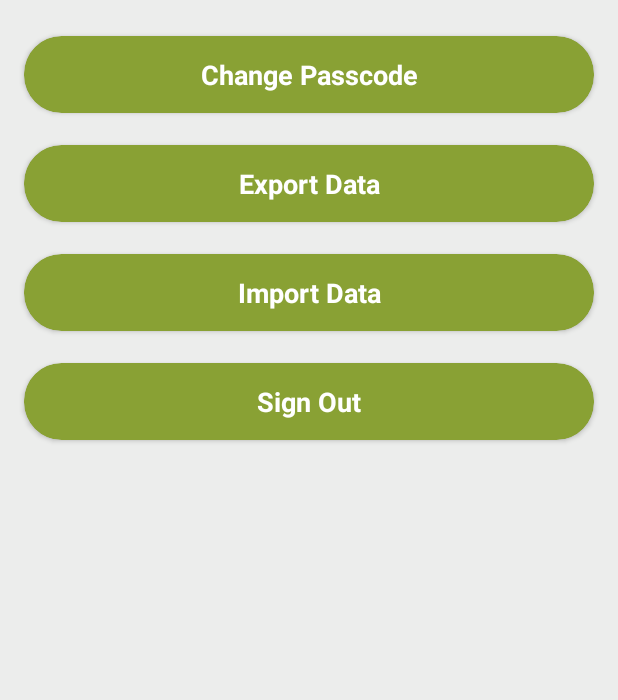
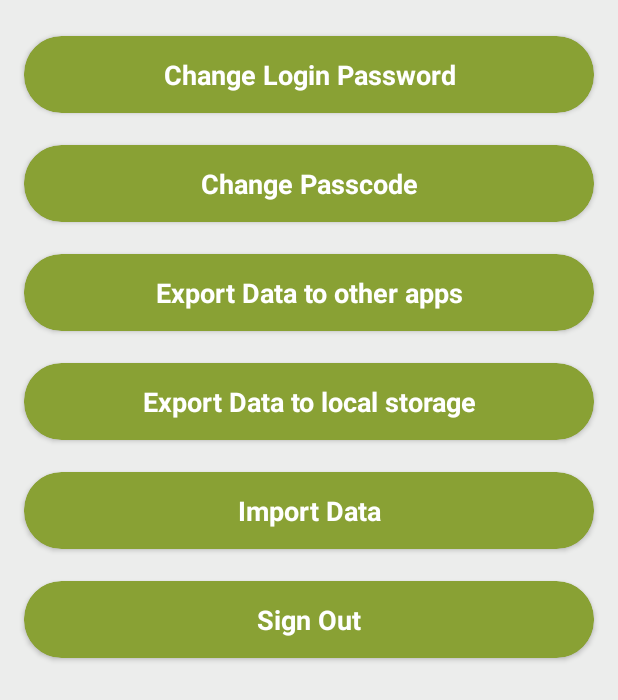
Before and after one commit to ballidaku/MyWallet, an Android app: the fragment SettingFragment shown on its own in the app's theme, on a phone screen of 412 x 824 dp. Shown: the top 700 px of the screen. Run offline under Robolectric (Android 15) with nearby library versions, the phone set to English and light mode, and no system bars; our stand-ins replace Firebase (no records; nobody signed in at launch, a user with empty details on screens opened directly), data binding, sdp/ssp sizes; Roboto replaces fonts that are not available here.

Commit message:
28/06/2018

```diff
--- a/app/src/main/AndroidManifest.xml
+++ b/app/src/main/AndroidManifest.xml
@@ -4,6 +4,7 @@
 
 
     <uses-permission android:name="android.permission.READ_EXTERNAL_STORAGE"/>
+    <uses-permission android:name="android.permission.WRITE_EXTERNAL_STORAGE"/>
 
     <application
         android:name=".commonClasses.MyApplication"
--- a/app/src/main/java/ballidaku/mywallet/commonClasses/CommonDialogs.java
+++ b/app/src/main/java/ballidaku/mywallet/commonClasses/CommonDialogs.java
@@ -41,7 +41,7 @@ public class CommonDialogs
     }
 
 
-    private void dismissDialog()
+    public void dismissDialog()
     {
         if (dialog != null && dialog.isShowing())
         {
--- a/app/src/main/java/ballidaku/mywallet/commonClasses/MyConstant.java
+++ b/app/src/main/java/ballidaku/mywallet/commonClasses/MyConstant.java
@@ -87,6 +87,8 @@ public class MyConstant {
     public static final String CONFIRM_PIN_AFTER_CHANGE="confirm_pin_after_change";
 
     public static final String GET_ALL = "get_all";
+    public static final String EXPORT_TO_OTHER_APPS = "export_to_other_apps";
+    public static final String EXPORT_TO_EXTERNAL_STORAGE = "export_to_external_storage";
 
 
     public static final int ADD_DETAILS_RESPONSE = 3316;
@@ -94,4 +96,6 @@ public class MyConstant {
     public static final int UPDATE_OTHER_DETAILS_RESPONSE = 3318;
     public static final int PICKFILE_REQUEST_CODE = 3319;
     public static final int READ_FILE_REQUEST = 3320;
+    public static final int WRITE_FILE_REQUEST = 3321;
+    public static final int REQUEST_CODE_OPEN_DIRECTORY = 3322;
 }
--- a/app/src/main/java/ballidaku/mywallet/frontScreens/LoginActivity.java
+++ b/app/src/main/java/ballidaku/mywallet/frontScreens/LoginActivity.java
@@ -40,7 +40,7 @@ public class LoginActivity extends AppCompatActivity
         mAuth = FirebaseAuth.getInstance();
 
         activityLoginBinding.imageViewPasswordShowHide.setTag(false);
-        MyClickHandlers handlers = new MyClickHandlers(this);
+        MyClickHandlers handlers = new MyClickHandlers(context);
         activityLoginBinding.setHandlers(handlers);
     }
 
--- a/app/src/main/java/ballidaku/mywallet/mainScreens/fragments/SettingFragment.java
+++ b/app/src/main/java/ballidaku/mywallet/mainScreens/fragments/SettingFragment.java
@@ -11,6 +11,8 @@ import android.view.LayoutInflater;
 import android.view.View;
 import android.view.ViewGroup;
 
+import com.google.firebase.auth.FirebaseAuth;
+
 import ballidaku.mywallet.R;
 import ballidaku.mywallet.commonClasses.CommonDialogs;
 import ballidaku.mywallet.commonClasses.CommonMethods;
@@ -21,7 +23,7 @@ import ballidaku.mywallet.frontScreens.LoginActivity;
 import ballidaku.mywallet.mPin.activity.MPINActivity;
 import ballidaku.mywallet.mainScreens.activities.MainActivity;
 
-public class SettingFragment extends Fragment implements View.OnClickListener
+public class SettingFragment extends Fragment
 {
 
     View view = null;
@@ -29,6 +31,7 @@ public class SettingFragment extends Fragment implements View.OnClickListener
     Context context;
 
     FragmentSettingBinding fragmentSettingBinding;
+    FirebaseAuth mAuth;
 
 
     @Override
@@ -48,42 +51,71 @@ public class SettingFragment extends Fragment implements View.OnClickListener
 
     public void setUpViews()
     {
-        fragmentSettingBinding.cardViewChangeMPIN.setOnClickListener(this);
-        fragmentSettingBinding.cardViewExportData.setOnClickListener(this);
-        fragmentSettingBinding.cardViewImportData.setOnClickListener(this);
-        fragmentSettingBinding.cardViewSignOut.setOnClickListener(this);
+        mAuth = FirebaseAuth.getInstance();
+
+        MyClickHandlers handlers = new MyClickHandlers(context);
+        fragmentSettingBinding.setHandlers(handlers);
     }
 
-    @Override
-    public void onClick(View v)
+    public class MyClickHandlers
     {
-        switch (v.getId())
+        Context context;
+
+        MyClickHandlers(Context context)
         {
-            case R.id.cardViewChangeMPIN:
+            this.context = context;
+        }
 
+        public void onChangeLoginPasswordClicked(View view)
+        {
+            CommonDialogs.getInstance().progressDialog(context);
+            mAuth.sendPasswordResetEmail(MySharedPreference.getInstance().getUserEmail(context))
+                    .addOnCompleteListener(task ->
+                    {
+                        CommonDialogs.getInstance().dismissDialog();
+                        if (task.isSuccessful())
+                        {
+                            CommonDialogs.getInstance().showMessageDialog(context, getString(R.string.email_reset));
+                        }
+                        else
+                        {
+                            CommonDialogs.getInstance().showMessageDialog(context, getString(R.string.retry_again));
+                        }
+                    });
+
+        }
+
+        public void onChangePasscodeClicked(View view)
+        {
             Intent intent = new Intent(context, MPINActivity.class);
             intent.putExtra(MyConstant.MPIN, MyConstant.CHANGE_MPIN);
             startActivity(intent);
             ((MainActivity) context).overridePendingTransition(R.anim.slide_in_left, R.anim.slide_out_left);
+        }
 
-                break;
+        public void onExportDataToOtherClicked(View view)
+        {
+            CommonMethods.getInstance().getAllDatabaseData(context,MyConstant.EXPORT_TO_OTHER_APPS,null);
+        }
 
+        public void onExportDataToLocalStorageClicked(View view)
+        {
+            String[] permission = {Manifest.permission.WRITE_EXTERNAL_STORAGE};
+            ((MainActivity) context).requestAppPermissions(permission, R.string.permission, MyConstant.WRITE_FILE_REQUEST);
+        }
 
-            case R.id.cardViewExportData:
-                CommonMethods.getInstance().getAllDatabaseData(context);
-                break;
-
-
-            case R.id.cardViewImportData:
+        public void onImportDataClicked(View view)
+        {
             CommonDialogs.getInstance().showImportAlertDialog(context, () ->
             {
                 String[] permission = {Manifest.permission.READ_EXTERNAL_STORAGE};
                 ((MainActivity) context).requestAppPermissions(permission, R.string.permission, MyConstant.READ_FILE_REQUEST);
             });
-                break;
+        }
 
-            case R.id.cardViewSignOut:
 
+        public void onSignOutClicked(View view)
+        {
             MySharedPreference.getInstance().clearUserID(context);
             MySharedPreference.getInstance().clearMPIN(context);
 
@@ -92,8 +124,7 @@ public class SettingFragment extends Fragment implements View.OnClickListener
             startActivity(intentSignOut);
             ((MainActivity) context).overridePendingTransition(R.anim.slide_in_left, R.anim.slide_out_left);
             ((MainActivity) context).finish();
+        }
 
-                break;
     }
 }
-}
--- a/app/src/main/res/layout/fragment_setting.xml
+++ b/app/src/main/res/layout/fragment_setting.xml
@@ -9,6 +9,12 @@
         <variable
             name="temp"
             type="ballidaku.mywallet.mainScreens.fragments.SettingFragment"/>
+
+        <variable
+            name="handlers"
+            type="ballidaku.mywallet.mainScreens.fragments.SettingFragment.MyClickHandlers" />
+
+
     </data>
 
     <LinearLayout
@@ -20,7 +26,6 @@
 
 
         <android.support.v7.widget.CardView
-            android:id="@+id/cardViewChangeMPIN"
             android:layout_width="match_parent"
             android:layout_height="wrap_content"
             android:layout_marginLeft="@dimen/_5sdp"
@@ -29,6 +34,30 @@
             app:cardElevation="2dp"
             app:cardUseCompatPadding="true"
             card_view:cardCornerRadius="25dp"
+            android:onClick="@{handlers::onChangeLoginPasswordClicked}"
+            app:cardBackgroundColor="@color/colorPrimary">
+
+            <TextView
+                android:layout_width="match_parent"
+                android:layout_height="match_parent"
+                android:padding="@dimen/_10sdp"
+                android:text="@string/change_login_password"
+                android:textSize="@dimen/heading"
+                android:textStyle="bold"
+                android:gravity="center"
+                android:textColor="@color/colorWhite"/>
+        </android.support.v7.widget.CardView>
+
+
+        <android.support.v7.widget.CardView
+            android:layout_width="match_parent"
+            android:layout_height="wrap_content"
+            android:layout_marginLeft="@dimen/_5sdp"
+            android:layout_marginRight="@dimen/_5sdp"
+            app:cardElevation="2dp"
+            app:cardUseCompatPadding="true"
+            card_view:cardCornerRadius="25dp"
+            android:onClick="@{handlers::onChangePasscodeClicked}"
             app:cardBackgroundColor="@color/colorPrimary">
 
             <TextView
@@ -44,12 +73,12 @@
 
 
         <android.support.v7.widget.CardView
-            android:id="@+id/cardViewExportData"
             android:layout_width="match_parent"
             android:layout_height="wrap_content"
             android:layout_marginLeft="@dimen/_5sdp"
             android:layout_marginRight="@dimen/_5sdp"
             app:cardElevation="2dp"
+            android:onClick="@{handlers::onExportDataToOtherClicked}"
             app:cardUseCompatPadding="true"
             card_view:cardCornerRadius="25dp"
             app:cardBackgroundColor="@color/colorPrimary">
@@ -58,7 +87,7 @@
                 android:layout_width="match_parent"
                 android:layout_height="match_parent"
                 android:padding="@dimen/_10sdp"
-                android:text="@string/export_data"
+                android:text="@string/export_data_to_other_apps"
                 android:textSize="@dimen/heading"
                 android:gravity="center"
                 android:textStyle="bold"
@@ -66,12 +95,34 @@
         </android.support.v7.widget.CardView>
 
         <android.support.v7.widget.CardView
-            android:id="@+id/cardViewImportData"
             android:layout_width="match_parent"
             android:layout_height="wrap_content"
             android:layout_marginLeft="@dimen/_5sdp"
             android:layout_marginRight="@dimen/_5sdp"
             app:cardElevation="2dp"
+            android:onClick="@{handlers::onExportDataToLocalStorageClicked}"
+            app:cardUseCompatPadding="true"
+            card_view:cardCornerRadius="25dp"
+            app:cardBackgroundColor="@color/colorPrimary">
+
+            <TextView
+                android:layout_width="match_parent"
+                android:layout_height="match_parent"
+                android:padding="@dimen/_10sdp"
+                android:text="@string/export_data_to_local"
+                android:textSize="@dimen/heading"
+                android:gravity="center"
+                android:textStyle="bold"
+                android:textColor="@color/colorWhite"/>
+        </android.support.v7.widget.CardView>
+
+        <android.support.v7.widget.CardView
+            android:layout_width="match_parent"
+            android:layout_height="wrap_content"
+            android:layout_marginLeft="@dimen/_5sdp"
+            android:layout_marginRight="@dimen/_5sdp"
+            app:cardElevation="2dp"
+            android:onClick="@{handlers::onImportDataClicked}"
             app:cardUseCompatPadding="true"
             card_view:cardCornerRadius="25dp"
             app:cardBackgroundColor="@color/colorPrimary">
@@ -89,12 +140,12 @@
 
 
         <android.support.v7.widget.CardView
-            android:id="@+id/cardViewSignOut"
             android:layout_width="match_parent"
             android:layout_height="wrap_content"
             android:layout_marginLeft="@dimen/_5sdp"
             android:layout_marginRight="@dimen/_5sdp"
             app:cardElevation="2dp"
+            android:onClick="@{handlers::onSignOutClicked}"
             app:cardUseCompatPadding="true"
             card_view:cardCornerRadius="25dp"
             app:cardBackgroundColor="@color/colorPrimary">
--- a/app/src/main/res/values/strings.xml
+++ b/app/src/main/res/values/strings.xml
@@ -60,10 +60,12 @@
 
     <string name="title_value_validation">Title or Value data should not be empty</string>
     <string name="change_passcode">Change Passcode</string>
+    <string name="change_login_password">Change Login Password</string>
     <string name="sign_out">Sign Out</string>
-    <string name="export_data">Export Data</string>
+    <string name="export_data_to_local">Export Data to local storage</string>
+    <string name="export_data_to_other_apps">Export Data to other apps</string>
     <string name="import_data">Import Data</string>
-    <string name="not_valid_file">This is not our valid data file</string>
+    <string name="not_valid_file">File format of this file is not valid, Use .txt file format to import data.</string>
     <string name="data_copied_successfully">Data imported successfully</string>
     <string name="delete_entry">Delete Entry</string>
     <string name="delete_confirmation">Are you sure you want to delete this entry?</string>
@@ -94,7 +96,7 @@
     <string name="title">Title</string>
     <string name="value">Value</string>
     <string name="please_wait">Please wait loading...</string>
-    <string name="email_reset">Email is sent to your mail to reset password.</string>
+    <string name="email_reset">Link is sent to your mail to reset password.</string>
     <string name="retry_again">Please retry again.</string>
     <string name="enter_forgot_password">We just need your registered Email Id to send your password reset instructions.</string>
     <string name="cancel">Cancel</string>
```
Also changed, not shown: app/src/main/java/ballidaku/mywallet/commonClasses/CommonMethods.java (+84 -38 lines), app/src/main/java/ballidaku/mywallet/commonClasses/PathUtil.java (added, +90 -0 lines), app/src/main/java/ballidaku/mywallet/mainScreens/activities/MainActivity.java (+28 -13 lines). Lines whose indentation alone changed are shown as unchanged.
